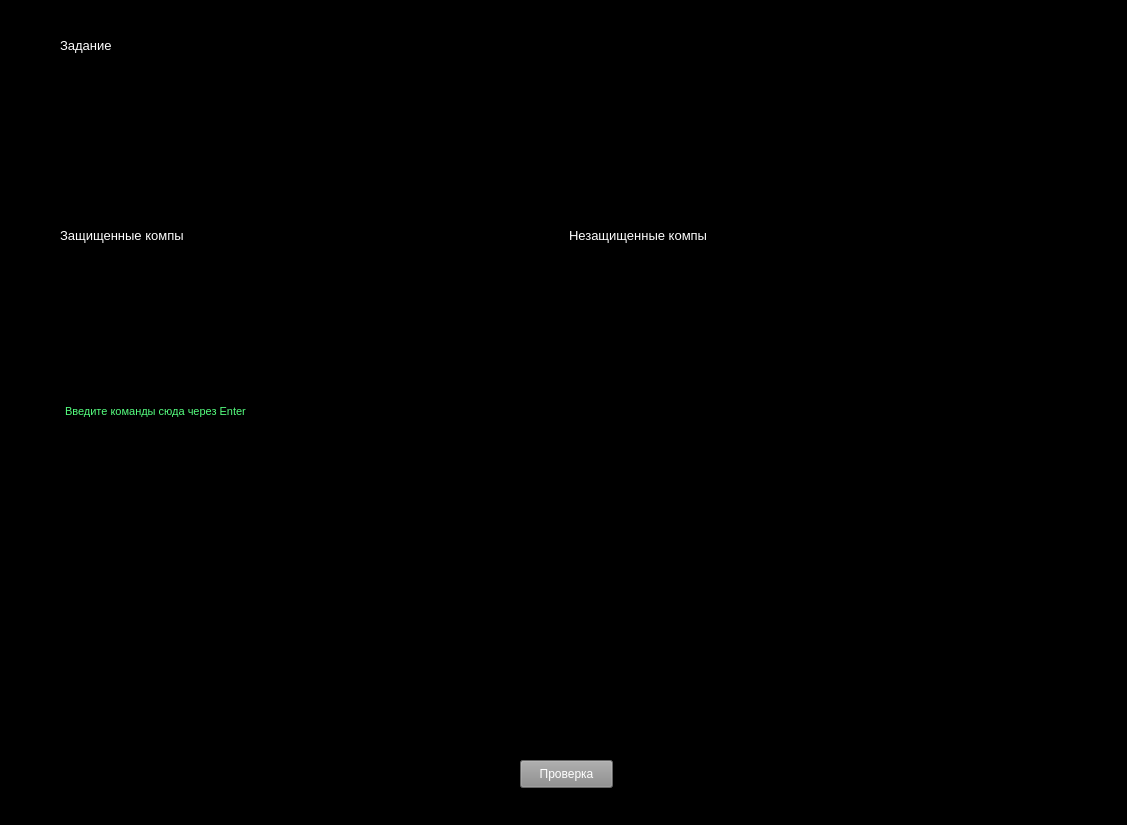
This is FW_0.0.4.ui in redalph/firewall-simulator as Qt 5 draws it before an edit. The edited form follows.
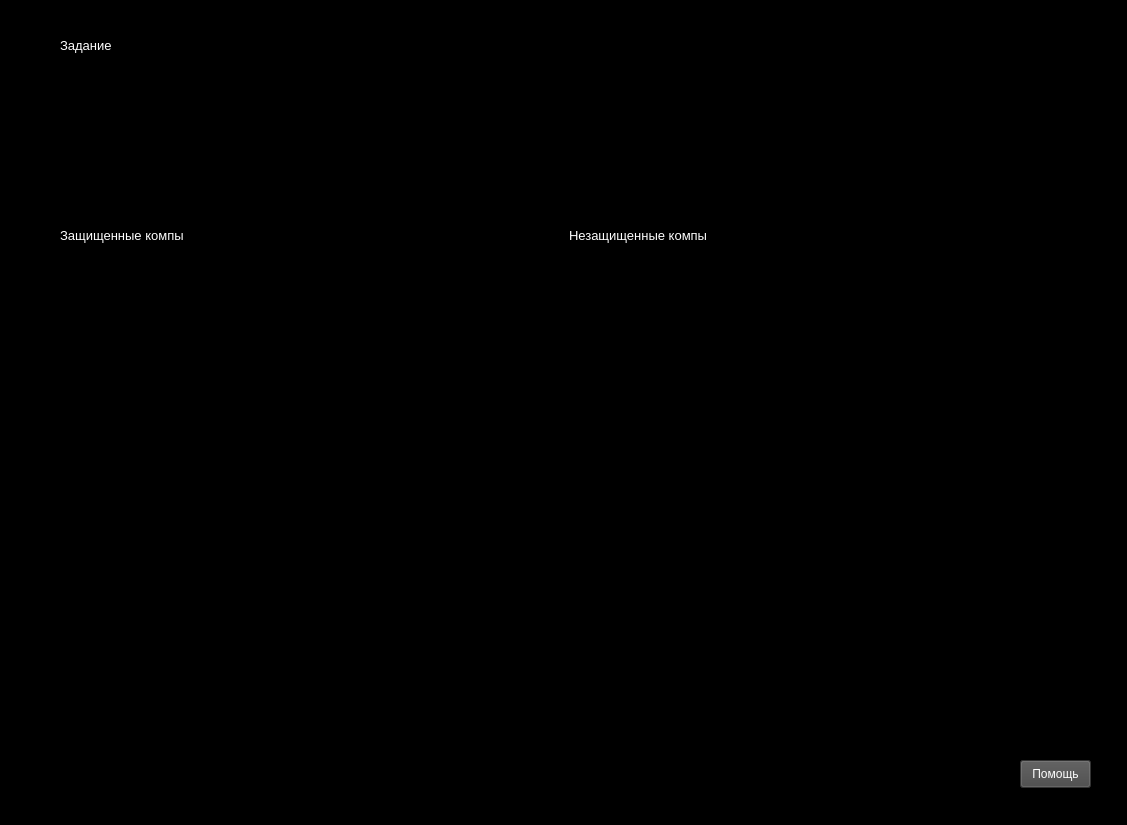
This is the edited form.

What changed in the file:
```diff
--- a/FW_0.0.4.ui
+++ b/FW_0.0.4.ui
@@ -32,23 +32,6 @@
     <property name="frameShadow">
      <enum>QFrame::Raised</enum>
     </property>
-    <widget class="QPushButton" name="pushButton_2">
-     <property name="geometry">
-      <rect>
-       <x>520</x>
-       <y>760</y>
-       <width>93</width>
-       <height>28</height>
-      </rect>
-     </property>
-     <property name="styleSheet">
-      <string notr="true">color: rgb(255, 255, 255);
-background-color: rgb(140, 140, 140);</string>
-     </property>
-     <property name="text">
-      <string>Проверка</string>
-     </property>
-    </widget>
     <widget class="QLabel" name="label_task_text">
      <property name="geometry">
       <rect>
@@ -73,8 +56,8 @@
     <widget class="QLabel" name="correct_answer">
      <property name="geometry">
       <rect>
-       <x>310</x>
-       <y>750</y>
+       <x>490</x>
+       <y>760</y>
        <width>131</width>
        <height>31</height>
       </rect>
@@ -157,12 +140,15 @@
      </layout>
     </widget>
     <widget class="QTextEdit" name="textEdit">
+     <property name="enabled">
+      <bool>true</bool>
+     </property>
      <property name="geometry">
       <rect>
        <x>60</x>
        <y>400</y>
        <width>1011</width>
-       <height>331</height>
+       <height>271</height>
       </rect>
      </property>
      <property name="font">
@@ -174,12 +160,46 @@
       <string notr="true">border-color: rgb(255, 255, 255);
 color: rgb(85, 255, 127);</string>
      </property>
+     <property name="readOnly">
+      <bool>true</bool>
+     </property>
      <property name="html">
       <string>&lt;!DOCTYPE HTML PUBLIC &quot;-//W3C//DTD HTML 4.0//EN&quot; &quot;http://www.w3.org/TR/REC-html40/strict.dtd&quot;&gt;
 &lt;html&gt;&lt;head&gt;&lt;meta name=&quot;qrichtext&quot; content=&quot;1&quot; /&gt;&lt;style type=&quot;text/css&quot;&gt;
 p, li { white-space: pre-wrap; }
 &lt;/style&gt;&lt;/head&gt;&lt;body style=&quot; font-family:'MS Shell Dlg 2'; font-size:8pt; font-weight:400; font-style:normal;&quot;&gt;
-&lt;p style=&quot; margin-top:0px; margin-bottom:0px; margin-left:0px; margin-right:0px; -qt-block-indent:0; text-indent:0px;&quot;&gt;Введите команды сюда через Enter&lt;/p&gt;&lt;/body&gt;&lt;/html&gt;</string>
+&lt;p style=&quot;-qt-paragraph-type:empty; margin-top:0px; margin-bottom:0px; margin-left:0px; margin-right:0px; -qt-block-indent:0; text-indent:0px;&quot;&gt;&lt;br /&gt;&lt;/p&gt;&lt;/body&gt;&lt;/html&gt;</string>
+     </property>
+    </widget>
+    <widget class="QTextEdit" name="textEdit_2">
+     <property name="geometry">
+      <rect>
+       <x>60</x>
+       <y>690</y>
+       <width>1011</width>
+       <height>41</height>
+      </rect>
+     </property>
+     <property name="styleSheet">
+      <string notr="true">border-color: rgb(255, 255, 255);
+color: rgb(85, 255, 127);</string>
+     </property>
+    </widget>
+    <widget class="QPushButton" name="pushButton">
+     <property name="geometry">
+      <rect>
+       <x>1020</x>
+       <y>760</y>
+       <width>71</width>
+       <height>28</height>
+      </rect>
+     </property>
+     <property name="styleSheet">
+      <string notr="true">color: rgb(255, 255, 255);
+background-color: rgb(71, 71, 71);</string>
+     </property>
+     <property name="text">
+      <string>Помощь</string>
      </property>
     </widget>
    </widget>
```
Left out of the diff: 21 changed lines with no effect on the pictures.
